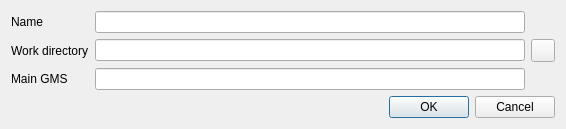
Before: the Qt Designer form src/file/projectoptions.ui in GAMS-dev/studio, drawn with Qt 5.
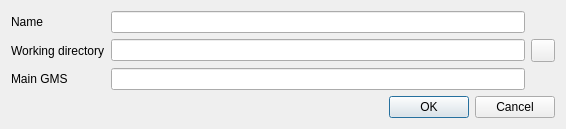
After: the same form once the commit is applied. Icons and pictures are not drawn.

Commit message: fixed wording and removed debug line

Diff of the .ui file:
```diff
--- a/src/file/projectoptions.ui
+++ b/src/file/projectoptions.ui
@@ -51,7 +51,7 @@
       <item row="1" column="0">
        <widget class="QLabel" name="label_2">
         <property name="text">
-         <string>Work directory</string>
+         <string>Working directory</string>
         </property>
        </widget>
       </item>
```
The commit also changes 1 other file.
